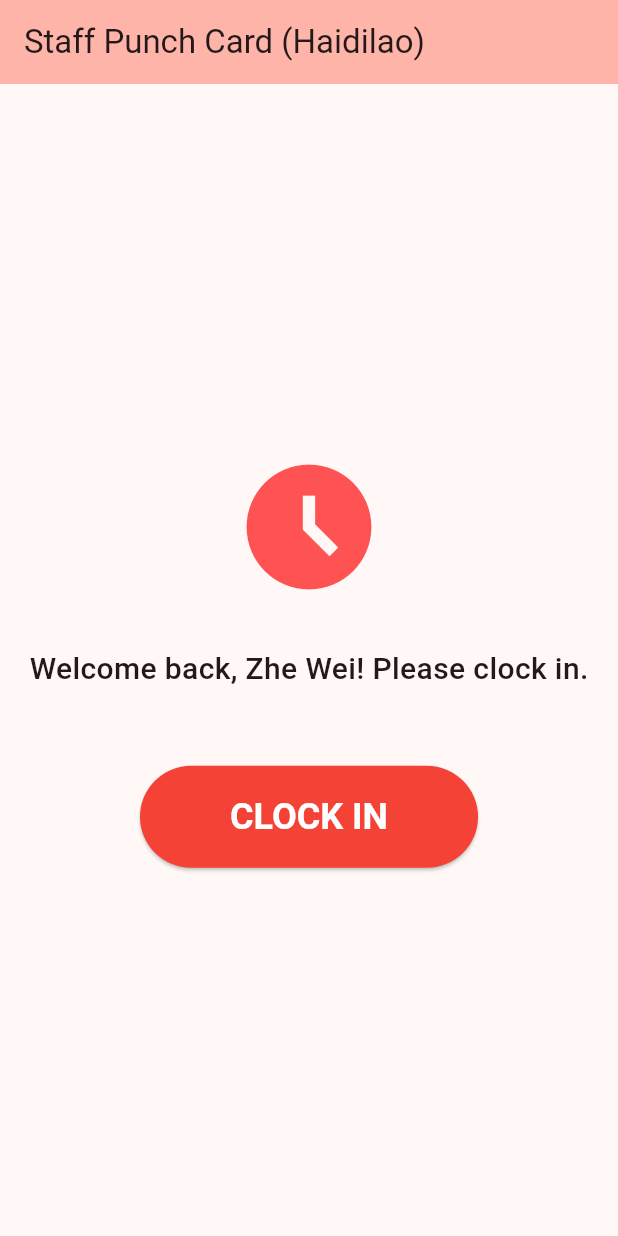
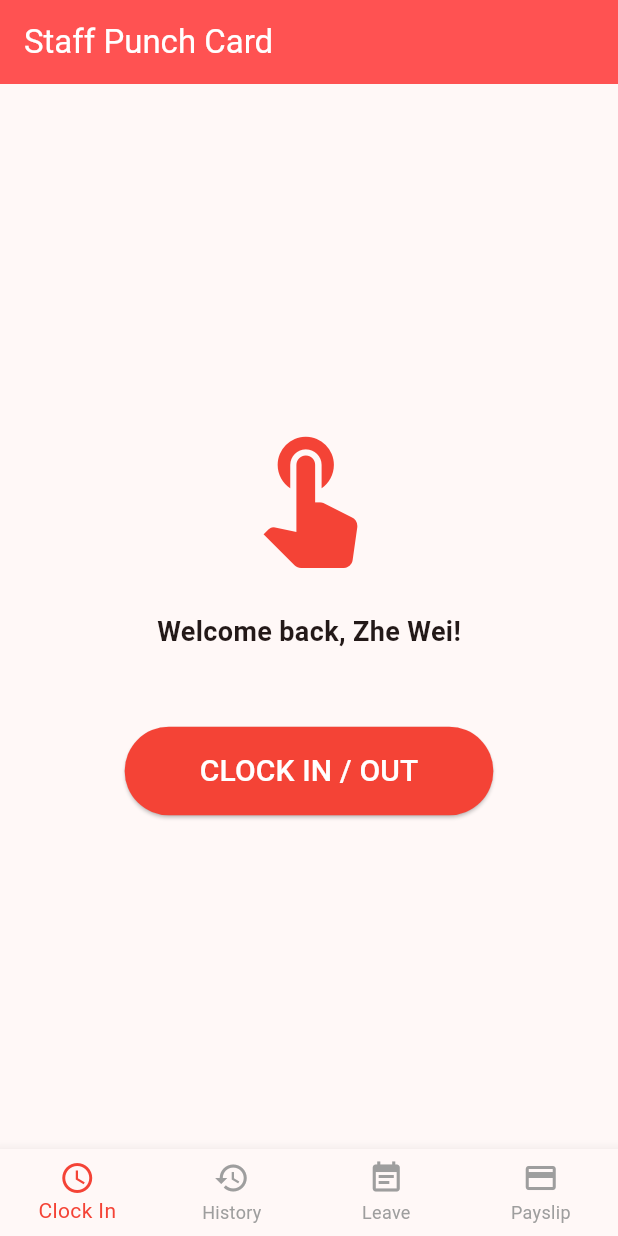
Before and after one commit to Ei249/smarter_pos_system, a Flutter app: the screen it shows after launch, on a phone screen of 412 x 824 dp. Run offline on Flutter 3.47's test engine with Material 3 defaults, Android fonts, the phone set to English and light mode, and no system bars.

Commit message:
Upgrade UI architecture with Bottom Navigation for Leave and Payslip modules

```diff
--- a/hr_app/lib/main.dart
+++ b/hr_app/lib/main.dart
@@ -17,11 +17,60 @@
         colorScheme: ColorScheme.fromSeed(seedColor: Colors.red),
         useMaterial3: true,
       ),
-      home: const PunchCardScreen(),
+      home: const MainNavigator(),
     );
   }
 }
 
+// ==========================================
+// 底部导航栏主控页面
+// ==========================================
+class MainNavigator extends StatefulWidget {
+  const MainNavigator({super.key});
+
+  @override
+  State<MainNavigator> createState() => _MainNavigatorState();
+}
+
+class _MainNavigatorState extends State<MainNavigator> {
+  int _currentIndex = 0;
+
+  // 这是我们等下要放的 4 个页面
+  final List<Widget> _pages = [
+    const PunchCardScreen(),
+    const AttendanceHistoryScreen(),
+    const LeaveScreen(),
+    const PayslipScreen(),
+  ];
+
+  @override
+  Widget build(BuildContext context) {
+    return Scaffold(
+      body: _pages[_currentIndex],
+      bottomNavigationBar: BottomNavigationBar(
+        currentIndex: _currentIndex,
+        type: BottomNavigationBarType.fixed,
+        selectedItemColor: Colors.red,
+        unselectedItemColor: Colors.grey,
+        onTap: (index) {
+          setState(() {
+            _currentIndex = index;
+          });
+        },
+        items: const [
+          BottomNavigationBarItem(icon: Icon(Icons.access_time), label: 'Clock In'),
+          BottomNavigationBarItem(icon: Icon(Icons.history), label: 'History'),
+          BottomNavigationBarItem(icon: Icon(Icons.event_note), label: 'Leave'),
+          BottomNavigationBarItem(icon: Icon(Icons.payment), label: 'Payslip'),
+        ],
+      ),
+    );
+  }
+}
+
+// ==========================================
+// 页面 1：打卡页 (保留你刚才写的联网功能)
+// ==========================================
 class PunchCardScreen extends StatefulWidget {
   const PunchCardScreen({super.key});
 
@@ -30,10 +79,9 @@
 }
 
 class _PunchCardScreenState extends State<PunchCardScreen> {
-  String _statusMessage = "Welcome back, Zhe Wei! Please clock in.";
+  String _statusMessage = "Welcome back, Zhe Wei!";
   bool _isLoading = false;
 
-  // 这是联通 Python API 的核心函数
   Future<void> _clockIn() async {
     setState(() {
       _isLoading = true;
@@ -44,7 +92,6 @@
       final response = await http.post(
         Uri.parse('http://127.0.0.1:5000/api/clock-in'),
         headers: {'Content-Type': 'application/json'},
-        // 模拟 staff_id 为 1 (Zhe Wei)
         body: jsonEncode({'staff_id': 1}),
       );
 
@@ -52,10 +99,6 @@
         final data = jsonDecode(response.body);
         setState(() {
           _statusMessage = "Success! Time: ${data['time']}";
-        });
-      } else {
-        setState(() {
-          _statusMessage = "Error: Database connection failed.";
         });
       }
     } catch (e) {
@@ -72,33 +115,21 @@
   @override
   Widget build(BuildContext context) {
     return Scaffold(
-      appBar: AppBar(
-        title: const Text('Staff Punch Card (Haidilao)'),
-        backgroundColor: Theme.of(context).colorScheme.inversePrimary,
-      ),
+      appBar: AppBar(title: const Text('Staff Punch Card'), backgroundColor: Colors.redAccent, foregroundColor: Colors.white),
       body: Center(
         child: Column(
           mainAxisAlignment: MainAxisAlignment.center,
-          children: <Widget>[
-            const Icon(Icons.access_time_filled, size: 100, color: Colors.redAccent),
+          children: [
+            const Icon(Icons.touch_app, size: 100, color: Colors.red),
             const SizedBox(height: 30),
-            Text(
-              _statusMessage,
-              style: const TextStyle(fontSize: 20, fontWeight: FontWeight.w500),
-            ),
+            Text(_statusMessage, style: const TextStyle(fontSize: 18, fontWeight: FontWeight.bold)),
             const SizedBox(height: 50),
-            // 如果在 loading，就显示转圈圈；否则显示按钮
             _isLoading
                 ? const CircularProgressIndicator(color: Colors.red)
                 : ElevatedButton(
-                    style: ElevatedButton.styleFrom(
-                      backgroundColor: Colors.red,
-                      foregroundColor: Colors.white,
-                      padding: const EdgeInsets.symmetric(horizontal: 60, vertical: 20),
-                      textStyle: const TextStyle(fontSize: 24, fontWeight: FontWeight.bold),
-                    ),
+                    style: ElevatedButton.styleFrom(backgroundColor: Colors.red, foregroundColor: Colors.white, padding: const EdgeInsets.symmetric(horizontal: 50, vertical: 15)),
                     onPressed: _clockIn,
-                    child: const Text('CLOCK IN'),
+                    child: const Text('CLOCK IN / OUT', style: TextStyle(fontSize: 20)),
                   ),
           ],
         ),
@@ -106,3 +137,45 @@
     );
   }
 }
+
+// ==========================================
+// 页面 2：历史记录页 (UI 占位)
+// ==========================================
+class AttendanceHistoryScreen extends StatelessWidget {
+  const AttendanceHistoryScreen({super.key});
+  @override
+  Widget build(BuildContext context) {
+    return Scaffold(
+      appBar: AppBar(title: const Text('Attendance History'), backgroundColor: Colors.redAccent, foregroundColor: Colors.white),
+      body: const Center(child: Text('Next Week: Fetch SQLite data here.')),
+    );
+  }
+}
+
+// ==========================================
+// 页面 3：请假申请页 (UI 占位)
+// ==========================================
+class LeaveScreen extends StatelessWidget {
+  const LeaveScreen({super.key});
+  @override
+  Widget build(BuildContext context) {
+    return Scaffold(
+      appBar: AppBar(title: const Text('Leave Application (MC/AL/HL)'), backgroundColor: Colors.redAccent, foregroundColor: Colors.white),
+      body: const Center(child: Text('Next Week: Build Leave Form here.')),
+    );
+  }
+}
+
+// ==========================================
+// 页面 4：薪水单页 (UI 占位)
+// ==========================================
+class PayslipScreen extends StatelessWidget {
+  const PayslipScreen({super.key});
+  @override
+  Widget build(BuildContext context) {
+    return Scaffold(
+      appBar: AppBar(title: const Text('My Payslip'), backgroundColor: Colors.redAccent, foregroundColor: Colors.white),
+      body: const Center(child: Text('Next Week: Calculate Salary & Commission.')),
+    );
+  }
+}
--- a/hr_app/pubspec.yaml
+++ b/hr_app/pubspec.yaml
@@ -34,6 +34,7 @@
   # The following adds the Cupertino Icons font to your application.
   # Use with the CupertinoIcons class for iOS style icons.
   cupertino_icons: ^1.0.8
+  http: ^1.6.0
 
 dev_dependencies:
   flutter_test:
```
Also changed, not shown: hr_app/pubspec.lock, 1 other file.
